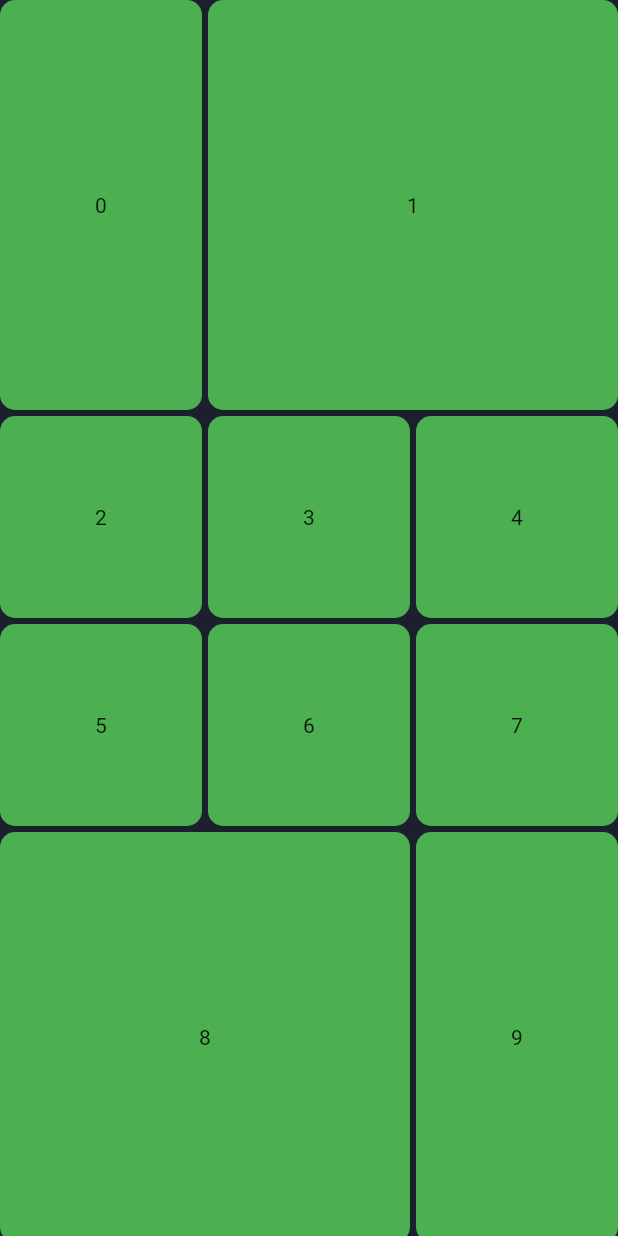
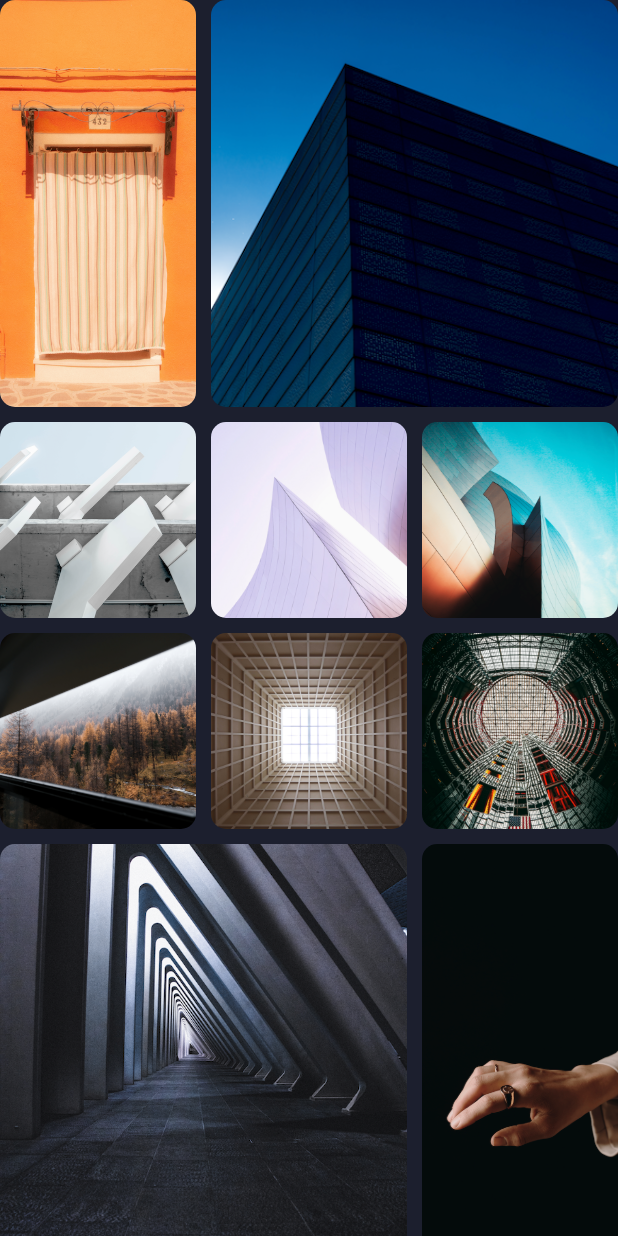
Before and after one commit to amirahmadadibi/instagram_clone, a Flutter app: the screen it shows after launch, on a phone screen of 412 x 824 dp. Run offline on Flutter 3.47's test engine with Material 2 defaults, Android fonts, the phone set to English and light mode, and no system bars; our stand-ins replace dotted_border.

Commit message:
week11 E46 make staggerd grid compelete with real imaes

```diff
--- a/lib/screens/search_screen.dart
+++ b/lib/screens/search_screen.dart
@@ -12,8 +12,8 @@ class SearchScreen extends StatelessWidget {
         child: GridView.custom(
           gridDelegate: SliverQuiltedGridDelegate(
               crossAxisCount: 3,
-              mainAxisSpacing: 4,
-              crossAxisSpacing: 4,
+              mainAxisSpacing: 10,
+              crossAxisSpacing: 10,
               repeatPattern: QuiltedGridRepeatPattern.inverted,
               pattern: [
                 QuiltedGridTile(2, 1),
@@ -25,14 +25,19 @@ class SearchScreen extends StatelessWidget {
           childrenDelegate: SliverChildBuilderDelegate(((context, index) {
             return Container(
               decoration: BoxDecoration(
-                color: Colors.green,
                 borderRadius: BorderRadius.all(
                   Radius.circular(10),
                 ),
               ),
-              child: Center(child: Text('$index')),
+              child: ClipRRect(
+                borderRadius: BorderRadius.all(Radius.circular(10)),
+                child: FittedBox(
+                  fit: BoxFit.cover,
+                  child: Image.asset('images/item$index.png'),
+                ),
+              ),
             );
-          }), childCount: 40),
+          }), childCount: 10),
         ),
       ),
     );
```
Also changed, not shown: images/item0.png (added), images/item1.png (added), images/item2.png (added), images/item3.png (added), images/item4.png (added), images/item5.png (added), images/item6.png (added), images/item7.png (added), images/item8.png (added), images/item9.png (added).
